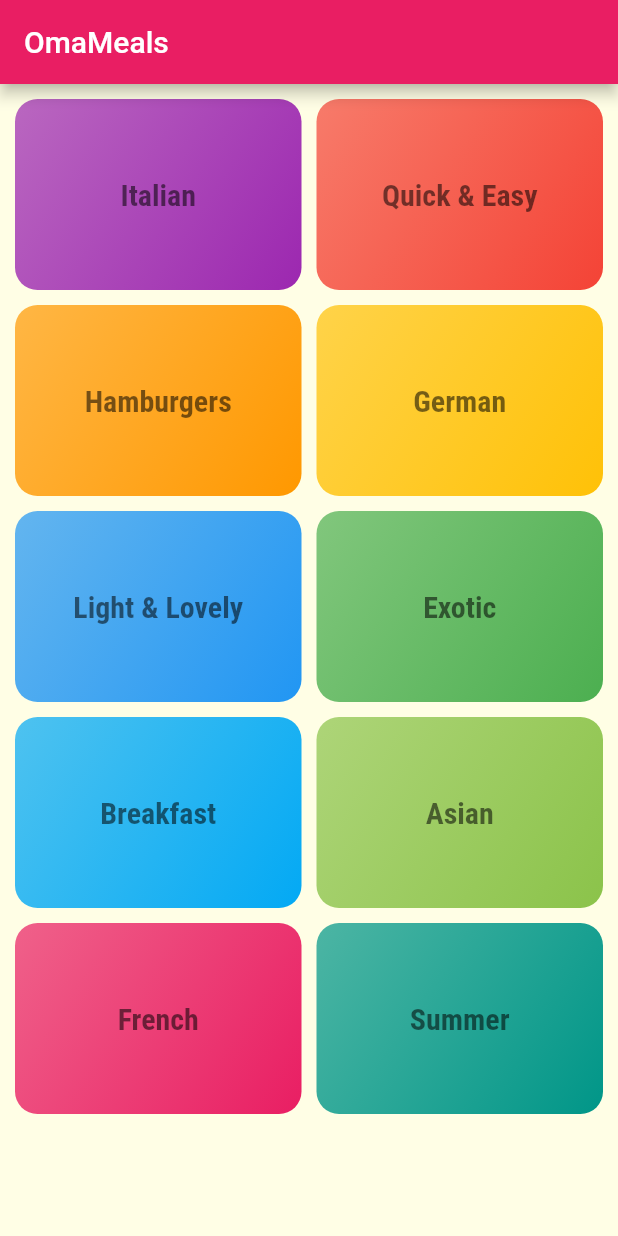
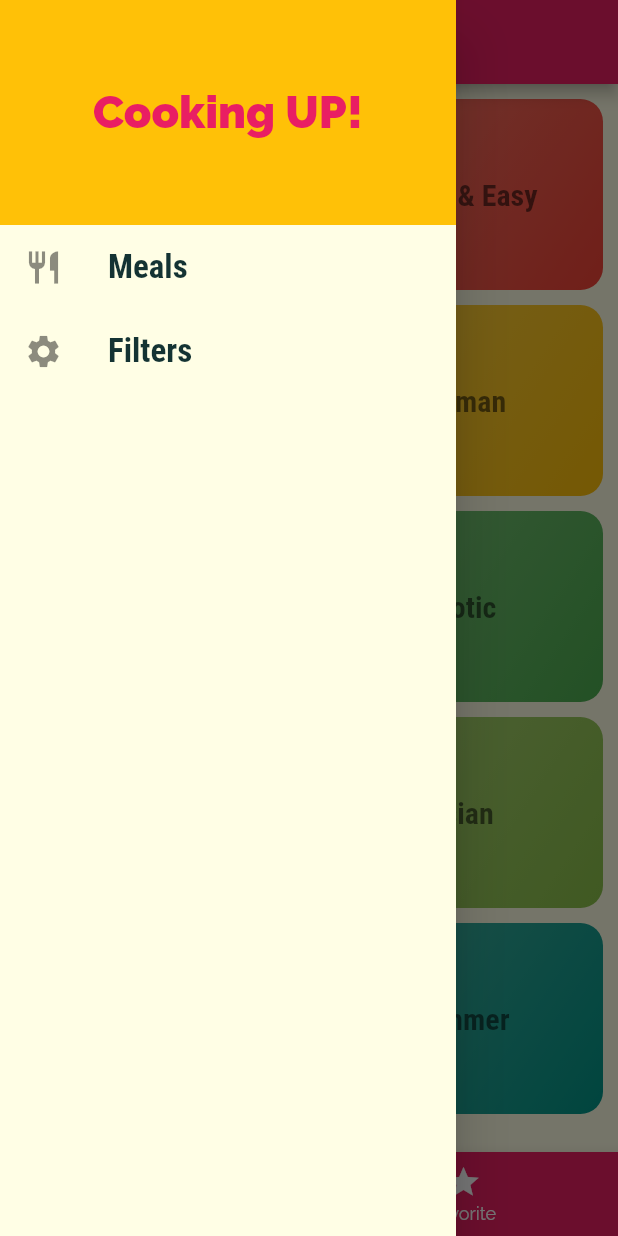
Before and after one commit to manuelwils/meals_app, a Flutter app: the screen it shows after launch, with the side drawer open (before the commit the screen has no drawer), on a phone screen of 412 x 824 dp. Run offline on Flutter 3.47's test engine with Material 2 defaults, Android fonts, the phone set to English and light mode, and no system bars.

Commit message:
added drawer

```diff
--- a/lib/main.dart
+++ b/lib/main.dart
@@ -2,7 +2,7 @@ import 'package:flutter/material.dart';
 import 'package:meals_app/screens/meal_detail.dart';
 
 import './screens/category_meals_screen.dart';
-import './screens/categories_screens.dart';
+import './screens/tabs_screen.dart';
 
 void main() => runApp(const MyApp());
 
@@ -13,7 +13,7 @@ class MyApp extends StatelessWidget {
   Widget build(BuildContext context) {
     return MaterialApp(
       routes: {
-        '/': (_) => const CategoriesScreen(),
+        '/': (_) => const TabsScreen(),
         CategoryMealsScreen.routeName: (_) => const CategoryMealsScreen(),
         MealDetailScreen.routeName: (_) => const MealDetailScreen(),
       },
--- a/lib/screens/categories_screens.dart
+++ b/lib/screens/categories_screens.dart
@@ -8,11 +8,7 @@ class CategoriesScreen extends StatelessWidget {
 
   @override
   Widget build(BuildContext context) {
-    return Scaffold(
-      appBar: AppBar(
-        title: const Text('OmaMeals'),
-      ),
-      body: GridView(
+    return GridView(
       gridDelegate: const SliverGridDelegateWithMaxCrossAxisExtent(
         maxCrossAxisExtent: 200,
         childAspectRatio: 1.5,
@@ -29,7 +25,6 @@ class CategoriesScreen extends StatelessWidget {
             ),
           )
           .toList(),
-      ),
     );
   }
 }
--- /dev/null
+++ b/lib/screens/favorite_screen.dart
@@ -0,0 +1,12 @@
+import 'package:flutter/material.dart';
+
+class FavoriteScreen extends StatelessWidget {
+  const FavoriteScreen({Key? key}) : super(key: key);
+
+  @override
+  Widget build(BuildContext context) {
+    return Container(
+      child: Text('Fav Screen'),
+    );
+  }
+}
--- /dev/null
+++ b/lib/screens/tabs_screen.dart
@@ -0,0 +1,61 @@
+import 'package:flutter/material.dart';
+import 'package:meals_app/widgets/main_drawer.dart';
+
+import './categories_screens.dart';
+import './favorite_screen.dart';
+
+class TabsScreen extends StatefulWidget {
+  const TabsScreen({Key? key}) : super(key: key);
+
+  @override
+  State<TabsScreen> createState() => _TabsScreenState();
+}
+
+class _TabsScreenState extends State<TabsScreen> {
+  final List<Map<String, Object>> _pages = [
+    {
+      'route': const CategoriesScreen(),
+      'title': 'OmaMeals',
+    },
+    {
+      'route': const FavoriteScreen(),
+      'title': 'Your Favorite',
+    }
+  ];
+
+  int _currentPageIndex = 0;
+
+  void _selectedPage(int index) {
+    setState(() {
+      _currentPageIndex = index;
+    });
+  }
+
+  @override
+  Widget build(BuildContext context) {
+    return Scaffold(
+      appBar: AppBar(
+        title: Text(_pages[_currentPageIndex]['title'].toString()),
+      ),
+      drawer: const MainDrawer(),
+      body: _pages[_currentPageIndex]['route'] as Widget,
+      bottomNavigationBar: BottomNavigationBar(
+        onTap: _selectedPage,
+        currentIndex: _currentPageIndex,
+        backgroundColor: Theme.of(context).primaryColor,
+        selectedItemColor: Theme.of(context).accentColor,
+        unselectedItemColor: Colors.white,
+        items: const [
+          BottomNavigationBarItem(
+            icon: Icon(Icons.category),
+            label: 'Category',
+          ),
+          BottomNavigationBarItem(
+            icon: Icon(Icons.star),
+            label: 'Favorite',
+          ),
+        ],
+      ),
+    );
+  }
+}
--- /dev/null
+++ b/lib/widgets/main_drawer.dart
@@ -0,0 +1,51 @@
+import 'package:flutter/material.dart';
+
+class MainDrawer extends StatelessWidget {
+  const MainDrawer({Key? key}) : super(key: key);
+
+  Widget buildNavItems(IconData icon, String title) {
+    return ListTile(
+      leading: Icon(
+        icon,
+        size: 26,
+      ),
+      title: Text(
+        title,
+        style: const TextStyle(
+          fontFamily: 'RobotoCondensed',
+          fontSize: 22,
+          fontWeight: FontWeight.bold,
+        ),
+      ),
+      onTap: () {},
+    );
+  }
+
+  @override
+  Widget build(BuildContext context) {
+    return Drawer(
+      child: Column(
+        children: [
+          Container(
+            height: 150,
+            width: double.infinity,
+            padding: const EdgeInsets.all(20),
+            color: Theme.of(context).accentColor,
+            child: Center(
+              child: Text(
+                'Cooking UP!',
+                style: TextStyle(
+                  fontSize: 30,
+                  fontWeight: FontWeight.w900,
+                  color: Theme.of(context).primaryColor,
+                ),
+              ),
+            ),
+          ),
+          buildNavItems(Icons.restaurant, 'Meals'),
+          buildNavItems(Icons.settings, 'Filters'),
+        ],
+      ),
+    );
+  }
+}
```
Lines whose indentation alone changed are shown as unchanged.
